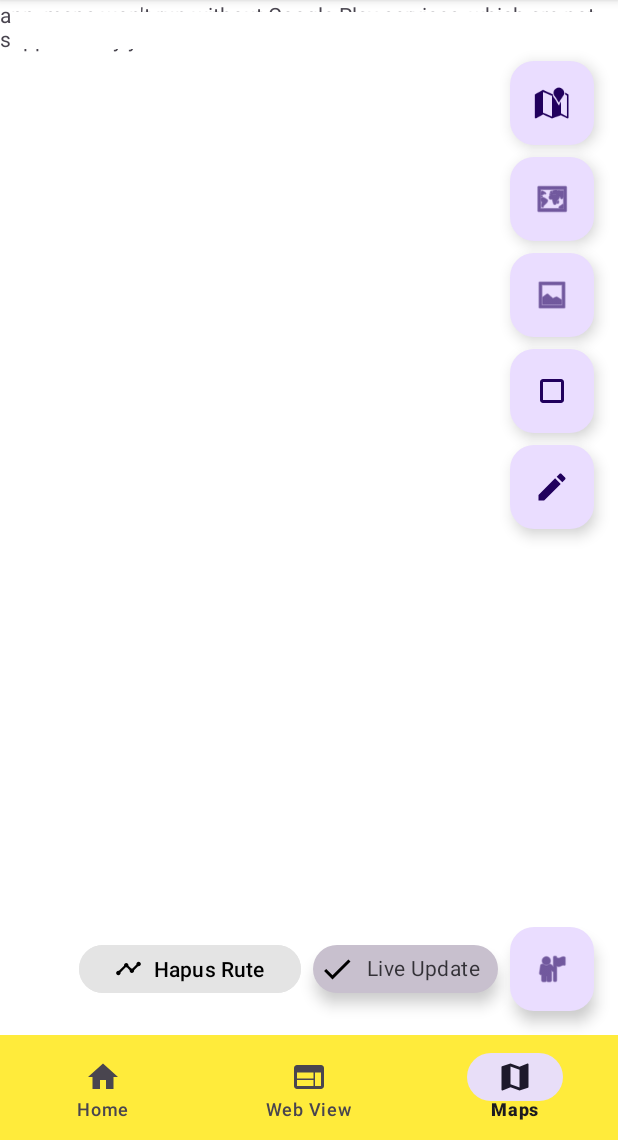
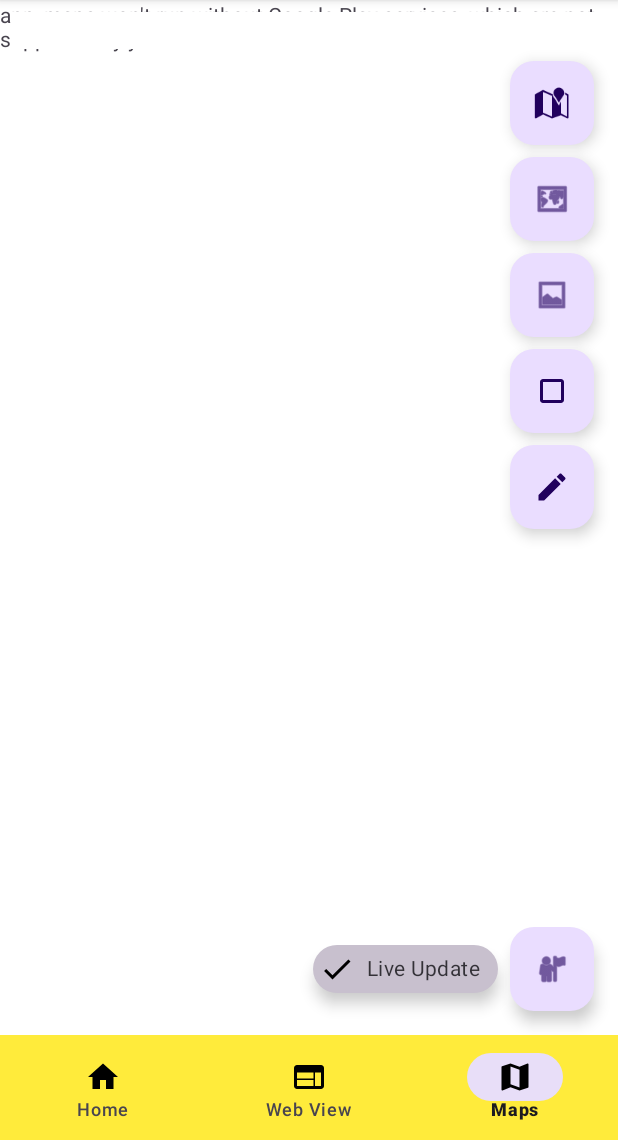
Before and after one commit to JihanCahya/app_maps, an Android app: the BaseActivity screen opened directly, with no data from a screen before it, item 3 of the bottom bar chosen, on a phone screen of 412 x 824 dp, the part 96-1236 px from its top. Run offline under Robolectric (Android 15) with nearby library versions, the phone set to English and light mode, and no system bars; our stand-ins replace Firebase (no records; nobody signed in at launch, a user with empty details on screens opened directly); libraries missing offline, so code that uses them is left out: mumayank.com.airlocationlibrary.

Commit message:
update rute tambang pusat

```diff
--- a/app/src/main/res/layout/activity_base.xml
+++ b/app/src/main/res/layout/activity_base.xml
@@ -11,6 +11,7 @@
         android:layout_width="0dp"
         android:layout_height="70dp"
         android:background="#FFEB3B"
+        app:itemIconTint="@color/design_default_color_on_secondary"
         app:layout_constraintBottom_toBottomOf="parent"
         app:layout_constraintEnd_toEndOf="parent"
         app:layout_constraintHorizontal_bias="0.0"
--- a/app/src/main/res/layout/activity_map.xml
+++ b/app/src/main/res/layout/activity_map.xml
@@ -68,7 +68,7 @@
         android:backgroundTint="#E4E4E4"
         android:text="Hapus Rute"
         android:textColor="#000000"
-        android:visibility="visible"
+        android:visibility="gone"
         app:icon="@drawable/baseline_timeline_24"
         app:iconTint="#000000"
         app:layout_constraintBottom_toBottomOf="@+id/chip"
```
Also changed, not shown: app/src/main/java/com/polinema/mi/app_maps/fragment/MapActivity.kt (+16 -0 lines).
